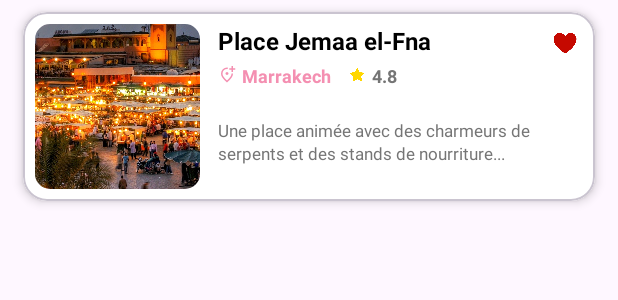
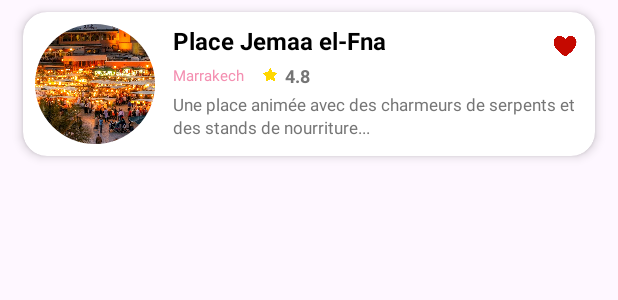
Before and after one commit to Nadia497/AppBienvenidos, an Android app: the layout item_spot_profile_guide.xml on its own in the app's theme, with its tools: preview values and no code run, on a phone screen of 412 x 824 dp. Shown: the top 300 px of the screen. Run offline under Robolectric (Android 15) with nearby library versions, the light colour scheme and no system bars.

Commit message:
affichage des détails spots

```diff
--- a/app/src/main/java/com/example/appbienvenidos/view/activities/GuideDetailsActivity.java
+++ b/app/src/main/java/com/example/appbienvenidos/view/activities/GuideDetailsActivity.java
@@ -103,7 +103,7 @@
     private void setupSpotsList(Guide guide) {
 
         // 1. Configurer le RecyclerView
-        LinearLayoutManager layoutManager = new LinearLayoutManager(this, LinearLayoutManager.HORIZONTAL, false);
+        LinearLayoutManager layoutManager = new LinearLayoutManager(this, LinearLayoutManager.VERTICAL, false);
         recyclerSpotsGuide.setLayoutManager(layoutManager);
 
         // 2. Initialiser l'Adapter
--- a/app/src/main/java/com/example/appbienvenidos/view/adapter/SpotAdapter.java
+++ b/app/src/main/java/com/example/appbienvenidos/view/adapter/SpotAdapter.java
@@ -52,7 +52,7 @@
 
         // Affichage des textes
         holder.SpotName.setText(currentSpot.getTitle());
-        holder.SpotCity.setText(currentSpot.getAdress());
+        holder.PublicationDate.setText(currentSpot.getPublication_Date());
         holder.SpotDescription.setText(currentSpot.getDescription());
         holder.SpotRating.setText(String.valueOf(currentSpot.getAverage_Rating()));
 
@@ -77,14 +77,14 @@
     }
 
     static class SpotViewHolder extends RecyclerView.ViewHolder {
-        TextView SpotName , SpotCity,SpotRating,SpotDescription;
+        TextView SpotName , PublicationDate,SpotRating,SpotDescription;
         ImageView SpotImage;
 
         public SpotViewHolder(@NonNull View itemView) {
             super(itemView);
 
             SpotName = itemView.findViewById(R.id.SpotName);
-            SpotCity = itemView.findViewById(R.id.SpotCity);
+            PublicationDate = itemView.findViewById(R.id.PublicationDate);
             SpotRating = itemView.findViewById(R.id.SpotRating);
             SpotDescription = itemView.findViewById(R.id.SpotDescription);
             SpotImage = itemView.findViewById(R.id.SpotImage);
--- a/app/src/main/res/layout/activity_spot.xml
+++ b/app/src/main/res/layout/activity_spot.xml
@@ -87,7 +87,8 @@
                 android:layout_width="wrap_content"
                 android:layout_height="wrap_content"
                 android:layout_marginStart="20dp"
-                android:layout_marginTop="15dp"
+                android:layout_marginEnd="10dp"
+                android:layout_marginTop="10dp"
                 android:fontFamily="serif"
                 android:text="Adresse"
                 android:textColor="@color/text_secondary"
--- a/app/src/main/res/layout/item_spot_profile_guide.xml
+++ b/app/src/main/res/layout/item_spot_profile_guide.xml
@@ -16,7 +16,9 @@
     app:cardBackgroundColor="@color/surface_card"
     android:clickable="true"
     android:focusable="true"
-    android:foreground="?attr/selectableItemBackground">
+    android:foreground="?attr/selectableItemBackground"
+    app:strokeWidth="0dp"
+    >
 
     <androidx.constraintlayout.widget.ConstraintLayout
         android:layout_width="match_parent"
@@ -24,22 +26,25 @@
 
         <com.google.android.material.imageview.ShapeableImageView
             android:id="@+id/SpotImage"
-            android:layout_width="110dp"
-            android:layout_height="110dp"
             android:src="@drawable/image1"
-            android:scaleType="centerCrop"
-            app:shapeAppearanceOverlay="@style/RoundedCorners"
+
             app:layout_constraintStart_toStartOf="parent"
             app:layout_constraintTop_toTopOf="parent"
             app:layout_constraintBottom_toBottomOf="parent"
             android:layout_margin="8dp"
+
+            android:layout_width="80dp"
+            android:layout_height="80dp"
+            android:scaleType="centerCrop"
+
+            app:shapeAppearanceOverlay="@style/RoundedImageStyle"
             />
 
         <ImageView
             android:id="@+id/btnFavoriteSpot"
             android:layout_width="24dp"
             android:layout_height="24dp"
-            android:layout_marginTop="8dp"
+            android:layout_marginTop="10dp"
             android:layout_marginEnd="8dp"
             android:src="@drawable/heart"
             app:layout_constraintEnd_toEndOf="parent"
@@ -55,7 +60,7 @@
             android:text="Place Jemaa el-Fna"
             android:textSize="16sp"
             android:textStyle="bold"
-            android:textColor="#000000"
+            android:textColor="@color/black_pure"
             android:maxLines="1"
             android:ellipsize="end"
             app:layout_constraintStart_toEndOf="@+id/SpotImage"
@@ -76,20 +81,13 @@
             android:layout_marginStart="12dp"
             android:layout_marginEnd="8dp">
 
-            <ImageView
-                android:layout_width="12dp"
-                android:layout_height="12dp"
-                android:src="@drawable/ic_location_n"
-                app:tint="@color/pink_300"
-                android:layout_marginEnd="4dp"/>
 
             <TextView
-                android:id="@+id/SpotCity"
+                android:id="@+id/PublicationDate"
                 android:layout_width="wrap_content"
                 android:layout_height="wrap_content"
                 android:text="Marrakech"
-                android:textSize="12sp"
-                android:textStyle="bold"
+                android:textSize="10sp"
                 android:textColor="@color/pink_300"
                 android:layout_marginEnd="10dp"/>
 
@@ -115,7 +113,6 @@
             android:layout_width="0dp"
             android:layout_height="wrap_content"
             android:layout_marginStart="12dp"
-            android:layout_marginTop="4dp"
             android:layout_marginEnd="12dp"
             android:text="Une place animée avec des charmeurs de serpents et des stands de nourriture..."
             android:textSize="11sp"
```
